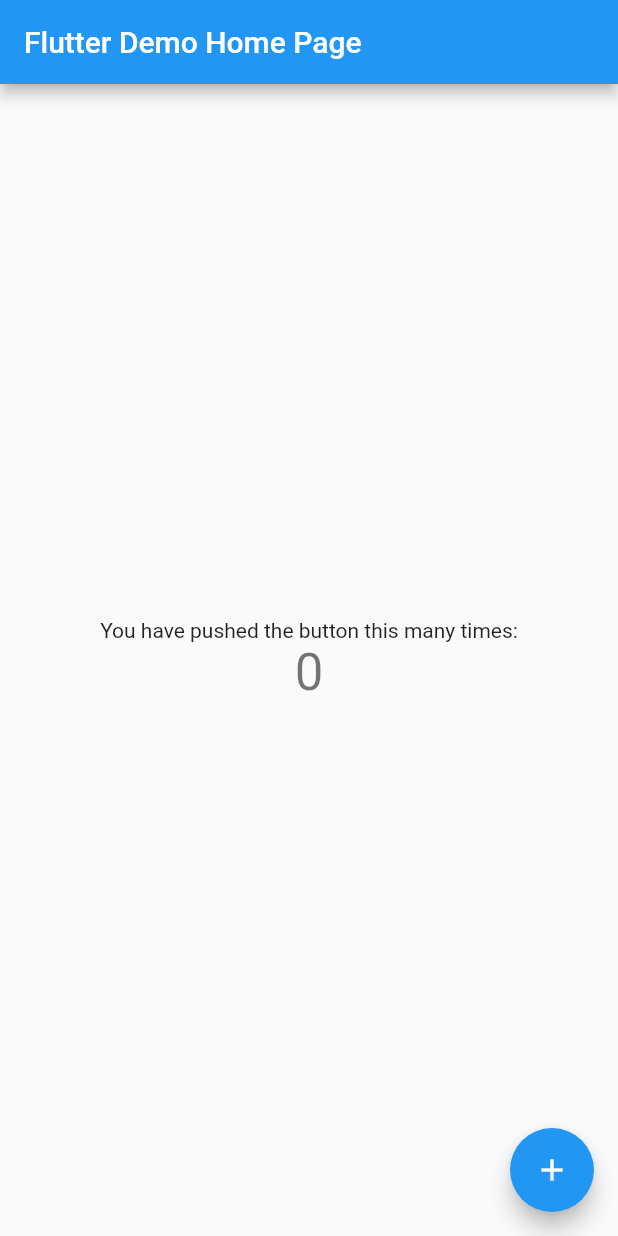
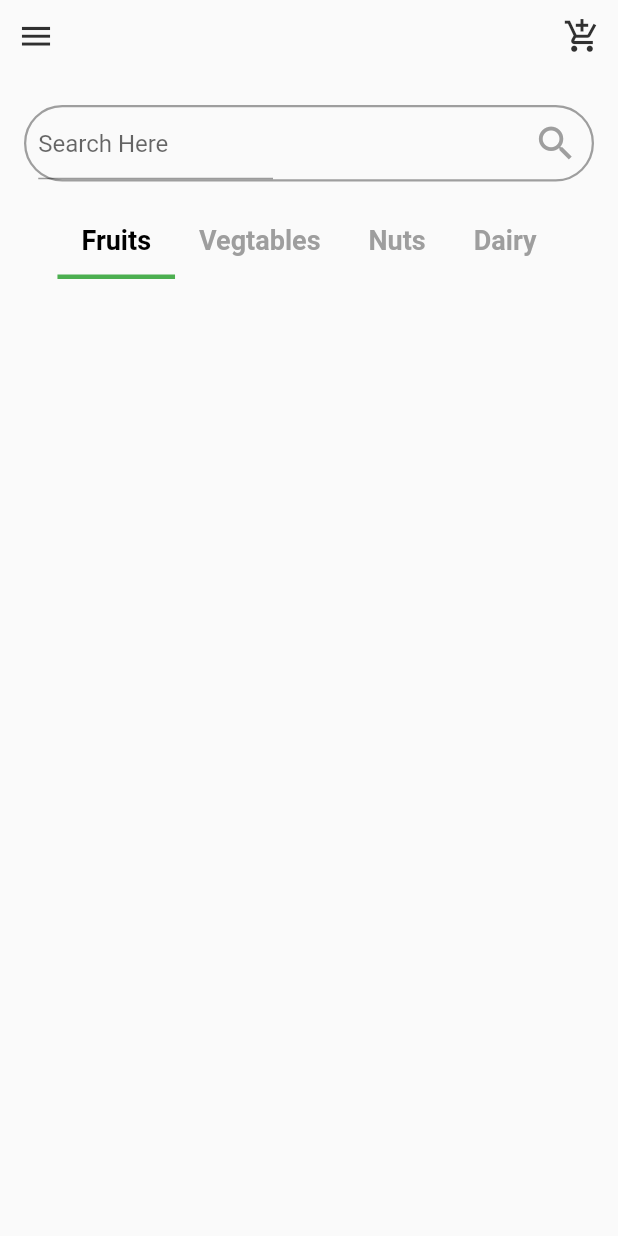
Before and after one commit to aravindmedamoni/grocey_shopping_app, a Flutter app: the screen it shows after launch, on a phone screen of 412 x 824 dp. Run offline on Flutter 3.47's test engine with Material 2 defaults, Android fonts, the phone set to English and light mode, and no system bars.

Commit message:
ui updated..

```diff
--- a/lib/main.dart
+++ b/lib/main.dart
@@ -1,4 +1,5 @@
 import 'package:flutter/material.dart';
+import 'package:flutter/rendering.dart';
 
 void main() {
   runApp(MyApp());
@@ -9,105 +10,147 @@
   @override
   Widget build(BuildContext context) {
     return MaterialApp(
+      debugShowCheckedModeBanner: false,
       title: 'Flutter Demo',
       theme: ThemeData(
-        // This is the theme of your application.
-        //
-        // Try running your application with "flutter run". You'll see the
-        // application has a blue toolbar. Then, without quitting the app, try
-        // changing the primarySwatch below to Colors.green and then invoke
-        // "hot reload" (press "r" in the console where you ran "flutter run",
-        // or simply save your changes to "hot reload" in a Flutter IDE).
-        // Notice that the counter didn't reset back to zero; the application
-        // is not restarted.
         primarySwatch: Colors.blue,
       ),
-      home: MyHomePage(title: 'Flutter Demo Home Page'),
+      home: MyHomePage(),
     );
   }
 }
 
 class MyHomePage extends StatefulWidget {
-  MyHomePage({Key key, this.title}) : super(key: key);
-
-  // This widget is the home page of your application. It is stateful, meaning
-  // that it has a State object (defined below) that contains fields that affect
-  // how it looks.
-
-  // This class is the configuration for the state. It holds the values (in this
-  // case the title) provided by the parent (in this case the App widget) and
-  // used by the build method of the State. Fields in a Widget subclass are
-  // always marked "final".
-
-  final String title;
-
   @override
   _MyHomePageState createState() => _MyHomePageState();
 }
 
-class _MyHomePageState extends State<MyHomePage> {
-  int _counter = 0;
+class _MyHomePageState extends State<MyHomePage> with SingleTickerProviderStateMixin{
 
-  void _incrementCounter() {
-    setState(() {
-      // This call to setState tells the Flutter framework that something has
-      // changed in this State, which causes it to rerun the build method below
-      // so that the display can reflect the updated values. If we changed
-      // _counter without calling setState(), then the build method would not be
-      // called again, and so nothing would appear to happen.
-      _counter++;
-    });
-  }
+  TabController tabController;
 
   @override
+  void initState() {
+    super.initState();
+    tabController = TabController(length: 4, vsync: this);
+  }
+  @override
   Widget build(BuildContext context) {
-    // This method is rerun every time setState is called, for instance as done
-    // by the _incrementCounter method above.
-    //
-    // The Flutter framework has been optimized to make rerunning build methods
-    // fast, so that you can just rebuild anything that needs updating rather
-    // than having to individually change instances of widgets.
     return Scaffold(
-      appBar: AppBar(
-        // Here we take the value from the MyHomePage object that was created by
-        // the App.build method, and use it to set our appbar title.
-        title: Text(widget.title),
-      ),
-      body: Center(
-        // Center is a layout widget. It takes a single child and positions it
-        // in the middle of the parent.
+      body: SafeArea(
         child: Column(
-          // Column is also a layout widget. It takes a list of children and
-          // arranges them vertically. By default, it sizes itself to fit its
-          // children horizontally, and tries to be as tall as its parent.
-          //
-          // Invoke "debug painting" (press "p" in the console, choose the
-          // "Toggle Debug Paint" action from the Flutter Inspector in Android
-          // Studio, or the "Toggle Debug Paint" command in Visual Studio Code)
-          // to see the wireframe for each widget.
-          //
-          // Column has various properties to control how it sizes itself and
-          // how it positions its children. Here we use mainAxisAlignment to
-          // center the children vertically; the main axis here is the vertical
-          // axis because Columns are vertical (the cross axis would be
-          // horizontal).
-          mainAxisAlignment: MainAxisAlignment.center,
+          mainAxisSize: MainAxisSize.min,
           children: <Widget>[
-            Text(
-              'You have pushed the button this many times:',
+            Row(
+              children: <Widget>[
+                IconButton(icon: Icon(Icons.menu,color: Colors.grey[850],size: 25.0,), onPressed: (){}),
+                Spacer(),
+                IconButton(icon: Icon(Icons.add_shopping_cart,color: Colors.grey[850],size: 25.0,), onPressed: (){})
+              ],
             ),
-            Text(
-              '$_counter',
-              style: Theme.of(context).textTheme.headline4,
+            SizedBox(
+              height:16.0 ,
             ),
+            Container(
+              margin: EdgeInsets.symmetric(horizontal: 16.0,vertical: 6.0),
+              decoration: BoxDecoration(
+                borderRadius: BorderRadius.circular(26.0),
+                border: Border.all(color: Colors.grey,width: 1.5,style: BorderStyle.solid)
+              ),
+              child: Row(
+                children: <Widget>[
+                  Expanded(
+                    child: Padding(
+                      padding: const EdgeInsets.only(left:8.0),
+                      child: TextField(
+                        decoration: InputDecoration(
+                          hintText: 'Search Here',
+                        ),
+                      ),
+                    ),
+                  ),
+                  Spacer(),
+                  IconButton(icon: Icon(Icons.search,color: Colors.grey, size: 30.0,), onPressed: (){})
+                ],
+              ),
+            ),
+            SizedBox(
+              height: 10.0,
+            ),
+            TabBar(
+              indicatorColor: Colors.green,
+                indicatorWeight: 3.0,
+                labelColor: Colors.black,
+                unselectedLabelColor: Colors.grey,
+                isScrollable: true,
+                controller: tabController,
+                tabs: <Widget>[
+              Tab(
+                child: Text('Fruits',style: TextStyle(
+                  fontSize: 18.0,
+                  fontWeight: FontWeight.w700,
+                ),),
+              ),
+              Tab(
+                child: Text('Vegtables',style: TextStyle(
+                  fontSize: 18.0,
+                  fontWeight: FontWeight.w700,
+                ),),
+              ),
+              Tab(
+                child: Text('Nuts',style: TextStyle(
+                  fontSize: 18.0,
+                  fontWeight: FontWeight.w700,
+                ),),
+              ),
+              Tab(
+                child: Text('Dairy',style: TextStyle(
+                  fontSize: 18.0,
+                  fontWeight: FontWeight.w700,
+                ),),
+              ),
+            ],),
+            Flexible(
+              fit: FlexFit.loose,
+              child: Container(
+                child: TabBarView(
+                  controller: tabController,
+                    children: <Widget>[
+                  Fruits (),
+                  Vegetables(),
+                  Nuts(),
+                  Dairy(),
+                ]),
+              ),
+            )
           ],
         ),
       ),
-      floatingActionButton: FloatingActionButton(
-        onPressed: _incrementCounter,
-        tooltip: 'Increment',
-        child: Icon(Icons.add),
-      ), // This trailing comma makes auto-formatting nicer for build methods.
     );
   }
 }
+
+class Fruits extends StatelessWidget {
+  @override
+  Widget build(BuildContext context) {
+    return Container();
+  }
+}
+class Vegetables extends StatelessWidget {
+  @override
+  Widget build(BuildContext context) {
+    return Container();
+  }
+}
+class Nuts extends StatelessWidget {
+  @override
+  Widget build(BuildContext context) {
+    return Container();
+  }
+}
+class Dairy extends StatelessWidget {
+  @override
+  Widget build(BuildContext context) {
+    return Container();
+  }
+}
```
